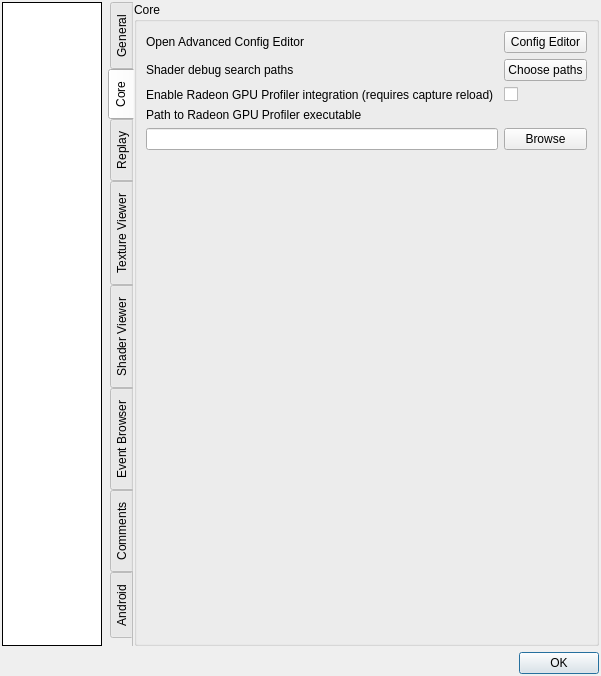
This is qrenderdoc/Windows/Dialogs/SettingsDialog.ui in baldurk/renderdoc as Qt 5 draws it before an edit. The edited form follows.
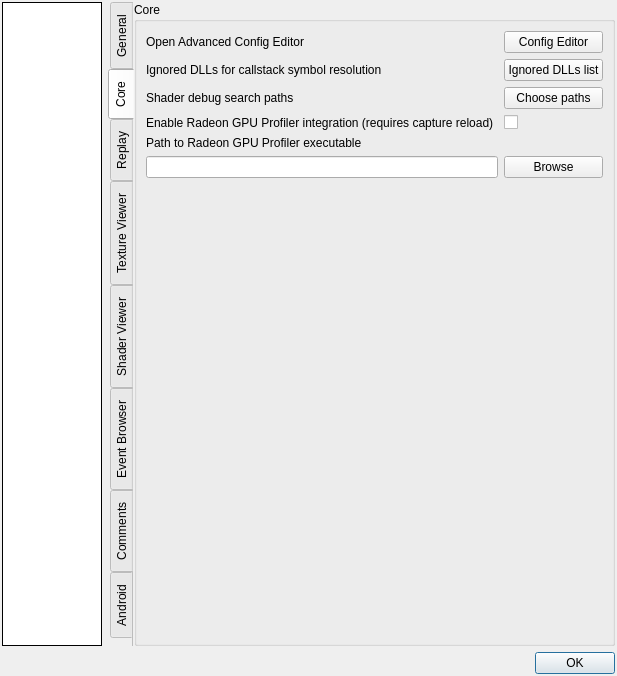
This is the edited form. The open tabs and pages were chosen to show the change. Custom widgets are drawn as their Qt base class.

Commit message: Add UI to manage the list of ignored PDBs for callstacks. Closes #3329

What changed in the file:
```diff
--- a/qrenderdoc/Windows/Dialogs/SettingsDialog.ui
+++ b/qrenderdoc/Windows/Dialogs/SettingsDialog.ui
@@ -577,18 +577,38 @@
              </sizepolicy>
             </property>
             <property name="text">
-             <string>Shader debug search paths</string>
+             <string>Ignored DLLs for callstack symbol resolution</string>
             </property>
            </widget>
           </item>
           <item row="1" column="1">
+           <widget class="QPushButton" name="chooseIgnores">
+            <property name="text">
+             <string>Ignored DLLs list</string>
+            </property>
+           </widget>
+          </item>
+          <item row="2" column="0">
+           <widget class="QLabel" name="label_31">
+            <property name="sizePolicy">
+             <sizepolicy hsizetype="Expanding" vsizetype="Preferred">
+              <horstretch>0</horstretch>
+              <verstretch>0</verstretch>
+             </sizepolicy>
+            </property>
+            <property name="text">
+             <string>Shader debug search paths</string>
+            </property>
+           </widget>
+          </item>
+          <item row="2" column="1">
            <widget class="QPushButton" name="chooseSearchPaths">
             <property name="text">
              <string>Choose paths</string>
             </property>
            </widget>
           </item>
-          <item row="2" column="0">
+          <item row="3" column="0">
            <widget class="QLabel" name="label_18">
             <property name="toolTip">
              <string>RenderDoc can optionally have integration with AMD's Radeon GPU Profiler, to allow capturing RGP from RenderDoc and allowing interop between the two.
@@ -600,7 +620,7 @@
             </property>
            </widget>
           </item>
-          <item row="2" column="1">
+          <item row="3" column="1">
            <widget class="QCheckBox" name="ExternalTool_RGPIntegration">
             <property name="toolTip">
              <string>RenderDoc can optionally have integration with AMD's Radeon GPU Profiler, to allow capturing RGP from RenderDoc and allowing interop between the two.
@@ -612,7 +632,7 @@
             </property>
            </widget>
           </item>
-          <item row="3" column="0" colspan="2">
+          <item row="4" column="0" colspan="2">
            <widget class="QLabel" name="label_17">
             <property name="toolTip">
              <string>Locates the RadeonGPUProfiler.exe which will be used to interop with when generating and opening RGP profiles.</string>
@@ -622,14 +642,14 @@
             </property>
            </widget>
           </item>
-          <item row="4" column="0">
+          <item row="5" column="0">
            <widget class="QLineEdit" name="ExternalTool_RadeonGPUProfiler">
             <property name="toolTip">
              <string>Locates the RadeonGPUProfiler.exe which will be used to interop with when generating and opening RGP profiles.</string>
             </property>
            </widget>
           </item>
-          <item row="4" column="1">
+          <item row="5" column="1">
            <widget class="QPushButton" name="browseRGPPath">
             <property name="toolTip">
              <string>Locates the RadeonGPUProfiler.exe which will be used to interop with when generating and opening RGP profiles.</string>
@@ -639,7 +659,7 @@
             </property>
            </widget>
           </item>
-          <item row="5" column="0" colspan="2">
+          <item row="6" column="0" colspan="2">
            <spacer name="verticalSpacer_2">
             <property name="orientation">
              <enum>Qt::Vertical</enum>
```
Left out of the diff: 2 changed lines with no effect on the pictures. Lines whose indentation alone changed are shown as unchanged. The commit also changes 9 other files.
